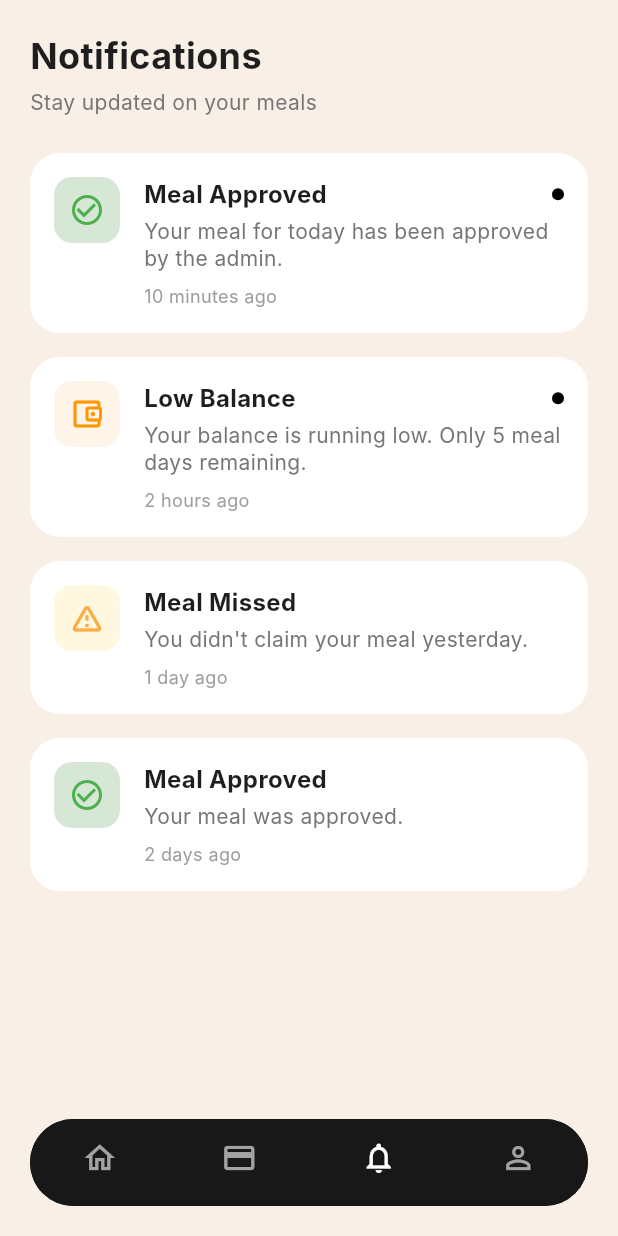
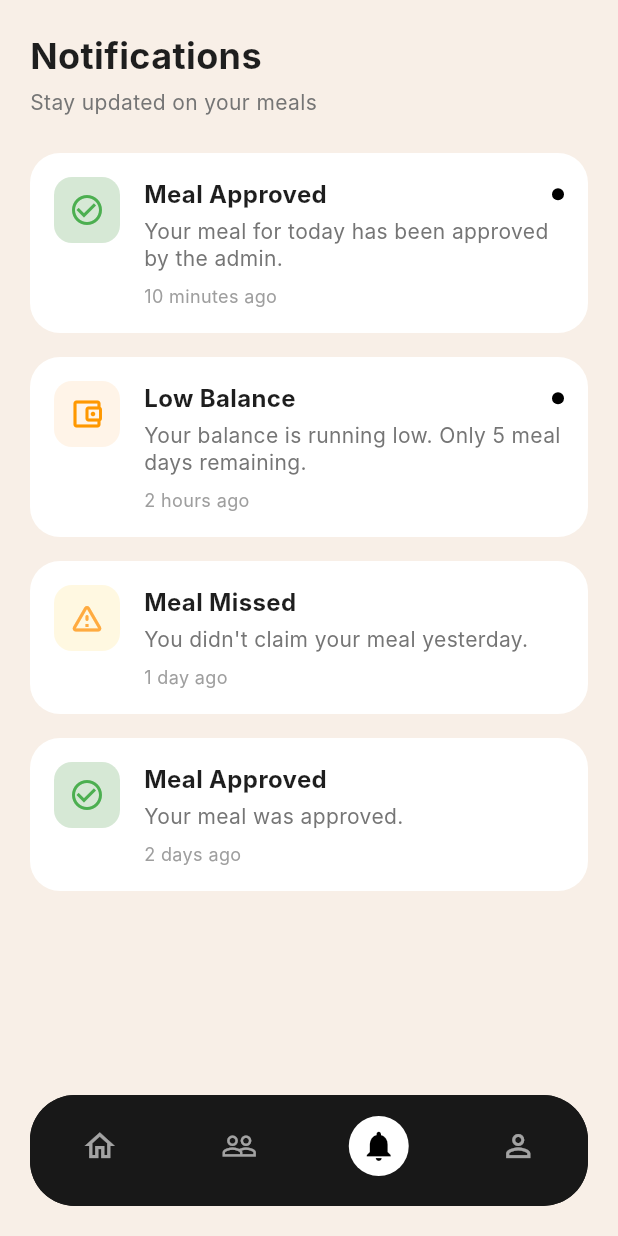
Before and after one commit to kevenmuba/MealLink, a Flutter app: the AdminWrapper screen opened directly, item 3 of the bottom bar chosen, on a phone screen of 412 x 824 dp. Run offline on Flutter 3.47's test engine with Material 3 defaults, Android fonts, the phone set to English and light mode, and no system bars; our stand-ins replace cloud_firestore, firebase_auth, firebase_core; accounts and stored records are empty; network calls fail; Roboto replaces fonts that are missing (Inter).

```diff
--- a/lib/features/admin/screens/admin_wrapper.dart
+++ b/lib/features/admin/screens/admin_wrapper.dart
@@ -1,6 +1,6 @@
 import 'package:flutter/material.dart';
 import '../../home/screens/home_screen.dart';
-import '../../payment/screens/payment_screen.dart';
+import 'admin_customers_screen.dart'; // Ensure this matches your file path
 import '../../alert/screens/alert_screen.dart';
 import '../../profile/screens/profile_screen.dart';
 import '../../../core/theme/app_colors.dart';
@@ -15,10 +15,10 @@ class AdminWrapper extends StatefulWidget {
 class _AdminWrapperState extends State<AdminWrapper> {
   int _currentIndex = 0;
 
-  // Using the exact same screens as MainWrapper
+  // Swapped PaymentScreen with AdminCustomersScreen
   final List<Widget> _screens = [
     const HomeScreen(),
-    const PaymentScreen(),
+    const AdminCustomersScreen(),
     const AlertScreen(),
     const ProfileScreen(),
   ];
@@ -27,7 +27,9 @@ class _AdminWrapperState extends State<AdminWrapper> {
   Widget build(BuildContext context) {
     return Scaffold(
       backgroundColor: AppColors.background,
+      // Current selected screen
       body: _screens[_currentIndex],
+
       bottomNavigationBar: Container(
         margin: const EdgeInsets.all(20),
         decoration: BoxDecoration(
@@ -47,6 +49,7 @@ class _AdminWrapperState extends State<AdminWrapper> {
             type: BottomNavigationBarType.fixed,
             elevation: 0,
             items: const [
+              // Home Item
               BottomNavigationBarItem(
                 icon: Icon(Icons.home_outlined),
                 activeIcon: CircleAvatar(
@@ -56,16 +59,37 @@ class _AdminWrapperState extends State<AdminWrapper> {
                 ),
                 label: 'Home',
               ),
+
+              // Customers Item (Previously Payment)
               BottomNavigationBarItem(
-                icon: Icon(Icons.credit_card),
-                label: 'Payment',
+                icon: Icon(Icons.people_outline),
+                activeIcon: CircleAvatar(
+                  backgroundColor: Colors.white,
+                  radius: 20,
+                  child: Icon(Icons.people, color: Colors.black),
+                ),
+                label: 'Customers',
               ),
+
+              // Notifications Item
               BottomNavigationBarItem(
                 icon: Icon(Icons.notifications_none),
+                activeIcon: CircleAvatar(
+                  backgroundColor: Colors.white,
+                  radius: 20,
+                  child: Icon(Icons.notifications, color: Colors.black),
+                ),
                 label: 'Alert',
               ),
+
+              // Profile Item
               BottomNavigationBarItem(
                 icon: Icon(Icons.person_outline),
+                activeIcon: CircleAvatar(
+                  backgroundColor: Colors.white,
+                  radius: 20,
+                  child: Icon(Icons.person, color: Colors.black),
+                ),
                 label: 'Profile',
               ),
             ],
```
Also changed, not shown: lib/features/admin/screens/admin_customers_screen.dart (added, +87 -0 lines).
